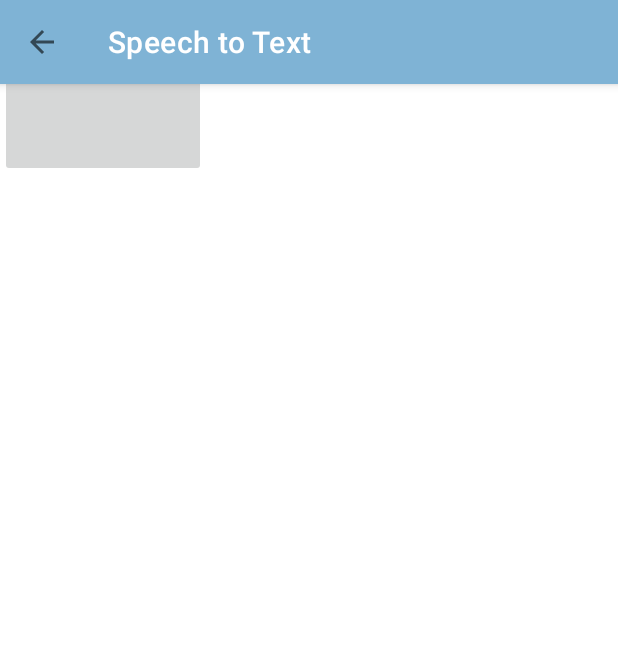
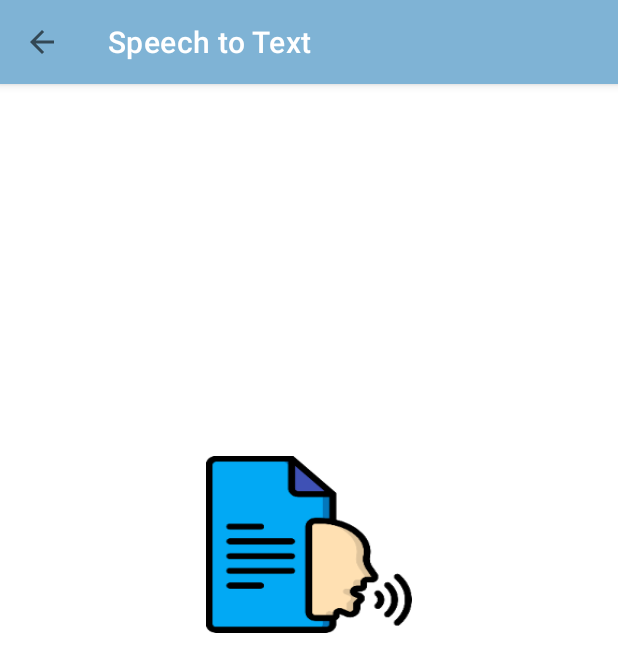
Before and after one commit to irfan-zahir/mit_prototype, an Android app: the SpeechToText screen opened directly, with no data from a screen before it, on a phone screen of 412 x 824 dp. Shown: the top 672 px of the screen. Run offline under Robolectric (Android 15) with nearby library versions, the light colour scheme and no system bars.

Commit message:
crystal typo lul

```diff
--- a/app/src/main/res/layout/speechtext_screen.xml
+++ b/app/src/main/res/layout/speechtext_screen.xml
@@ -9,6 +9,7 @@
     android:orientation="vertical">
 
     <com.google.android.material.appbar.AppBarLayout
+        android:id="@+id/appBarLayout"
         android:layout_width="match_parent"
         android:layout_height="wrap_content"
         app:layout_constraintEnd_toEndOf="parent"
@@ -47,7 +48,11 @@
         android:layout_width="137dp"
         android:layout_height="118dp"
         android:layout_gravity="center_vertical|center_horizontal"
-        android:backgroud="@drawable/mit_2"
+        android:layout_marginTop="304dp"
+        android:background="@drawable/mit_2"
+        app:layout_constraintEnd_toEndOf="parent"
+        app:layout_constraintStart_toStartOf="parent"
+        app:layout_constraintTop_toTopOf="parent"
         tools:ignore="MissingConstraints" />
 
 </androidx.constraintlayout.widget.ConstraintLayout>
```
